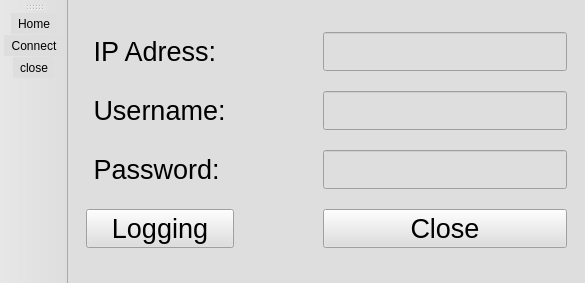
Qt form GUI-PyQt5/UI_Folder/mysql-py-tool_v2.ui (Tunode/Py-MySql-Tool) before a commit.
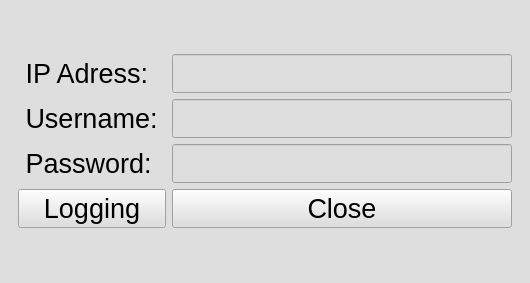
The same form after that commit. The open tabs and pages were chosen to show the change. Icons and pictures are not drawn.

```diff
--- a/GUI-PyQt5/UI_Folder/mysql-py-tool_v2.ui
+++ b/GUI-PyQt5/UI_Folder/mysql-py-tool_v2.ui
@@ -6,7 +6,7 @@
    <rect>
     <x>0</x>
     <y>0</y>
-    <width>560</width>
+    <width>530</width>
     <height>283</height>
    </rect>
   </property>
@@ -18,7 +18,7 @@
   </property>
   <widget class="QWidget" name="centralwidget">
    <layout class="QGridLayout" name="gridLayout">
-    <item row="0" column="0">
+    <item row="0" column="1">
      <widget class="QStackedWidget" name="stackedWidget">
       <property name="enabled">
        <bool>true</bool>
@@ -139,44 +139,17 @@
       </widget>
       <widget class="QWidget" name="sql_logging">
        <layout class="QGridLayout" name="gridLayout_5">
-        <item row="1" column="0">
-         <widget class="QLabel" name="label_4">
+        <item row="2" column="1">
+         <widget class="QLineEdit" name="lineEdit_sql_input_username">
           <property name="font">
            <font>
             <pointsize>20</pointsize>
            </font>
           </property>
-          <property name="text">
-           <string> Username: </string>
-          </property>
          </widget>
         </item>
-        <item row="2" column="0">
-         <widget class="QLabel" name="label_5">
-          <property name="font">
-           <font>
-            <pointsize>20</pointsize>
-           </font>
-          </property>
-          <property name="text">
-           <string> Password: </string>
-          </property>
-         </widget>
-        </item>
-        <item row="3" column="2">
-         <widget class="QPushButton" name="pushButton_10">
-          <property name="font">
-           <font>
-            <pointsize>20</pointsize>
-           </font>
-          </property>
-          <property name="text">
-           <string>Close</string>
-          </property>
-         </widget>
-        </item>
-        <item row="3" column="0">
-         <widget class="QPushButton" name="pushButton_9">
+        <item row="4" column="0">
+         <widget class="QPushButton" name="pushButton_sql_login_login">
           <property name="font">
            <font>
             <pointsize>20</pointsize>
@@ -187,8 +160,53 @@
           </property>
          </widget>
         </item>
-        <item row="0" column="0">
-         <widget class="QLabel" name="label_3">
+        <item row="3" column="0">
+         <widget class="QLabel" name="label_sql_login_passwd">
+          <property name="font">
+           <font>
+            <pointsize>20</pointsize>
+           </font>
+          </property>
+          <property name="text">
+           <string> Password: </string>
+          </property>
+         </widget>
+        </item>
+        <item row="1" column="1">
+         <widget class="QLineEdit" name="lineEdit_sql_input_ip">
+          <property name="font">
+           <font>
+            <pointsize>20</pointsize>
+           </font>
+          </property>
+         </widget>
+        </item>
+        <item row="4" column="1">
+         <widget class="QPushButton" name="pushButton_sql_login_close">
+          <property name="font">
+           <font>
+            <pointsize>20</pointsize>
+           </font>
+          </property>
+          <property name="text">
+           <string>Close</string>
+          </property>
+         </widget>
+        </item>
+        <item row="2" column="0">
+         <widget class="QLabel" name="label_sql_login_username">
+          <property name="font">
+           <font>
+            <pointsize>20</pointsize>
+           </font>
+          </property>
+          <property name="text">
+           <string> Username: </string>
+          </property>
+         </widget>
+        </item>
+        <item row="1" column="0">
+         <widget class="QLabel" name="label_sql_login_ip">
           <property name="font">
            <font>
             <pointsize>20</pointsize>
@@ -199,42 +217,37 @@
           </property>
          </widget>
         </item>
-        <item row="0" column="2">
-         <widget class="QLineEdit" name="lineEdit">
-          <property name="font">
-           <font>
-            <pointsize>20</pointsize>
-           </font>
-          </property>
-         </widget>
-        </item>
-        <item row="1" column="2">
-         <widget class="QLineEdit" name="lineEdit_2">
-          <property name="font">
-           <font>
-            <pointsize>20</pointsize>
-           </font>
-          </property>
-         </widget>
-        </item>
-        <item row="2" column="2">
-         <widget class="QLineEdit" name="lineEdit_3">
-          <property name="font">
-           <font>
-            <pointsize>20</pointsize>
-           </font>
-          </property>
-         </widget>
-        </item>
         <item row="3" column="1">
-         <spacer name="horizontalSpacer_7">
+         <widget class="QLineEdit" name="lineEdit_sql_input_passwd">
+          <property name="font">
+           <font>
+            <pointsize>20</pointsize>
+           </font>
+          </property>
+         </widget>
+        </item>
+        <item row="5" column="1">
+         <spacer name="verticalSpacer_12">
           <property name="orientation">
-           <enum>Qt::Horizontal</enum>
+           <enum>Qt::Vertical</enum>
           </property>
           <property name="sizeHint" stdset="0">
            <size>
-            <width>40</width>
-            <height>20</height>
+            <width>20</width>
+            <height>40</height>
+           </size>
+          </property>
+         </spacer>
+        </item>
+        <item row="0" column="1">
+         <spacer name="verticalSpacer_13">
+          <property name="orientation">
+           <enum>Qt::Vertical</enum>
+          </property>
+          <property name="sizeHint" stdset="0">
+           <size>
+            <width>20</width>
+            <height>40</height>
            </size>
           </property>
          </spacer>
@@ -500,20 +513,6 @@
     </item>
    </layout>
   </widget>
-  <widget class="QToolBar" name="toolBar">
-   <property name="windowTitle">
-    <string>toolBar</string>
-   </property>
-   <attribute name="toolBarArea">
-    <enum>LeftToolBarArea</enum>
-   </attribute>
-   <attribute name="toolBarBreak">
-    <bool>false</bool>
-   </attribute>
-   <addaction name="actionHome"/>
-   <addaction name="actionConnect"/>
-   <addaction name="actionclose"/>
-  </widget>
   <action name="actionHome">
    <property name="icon">
     <iconset>
```
Left out of the diff: 351 changed lines with no effect on the pictures.
